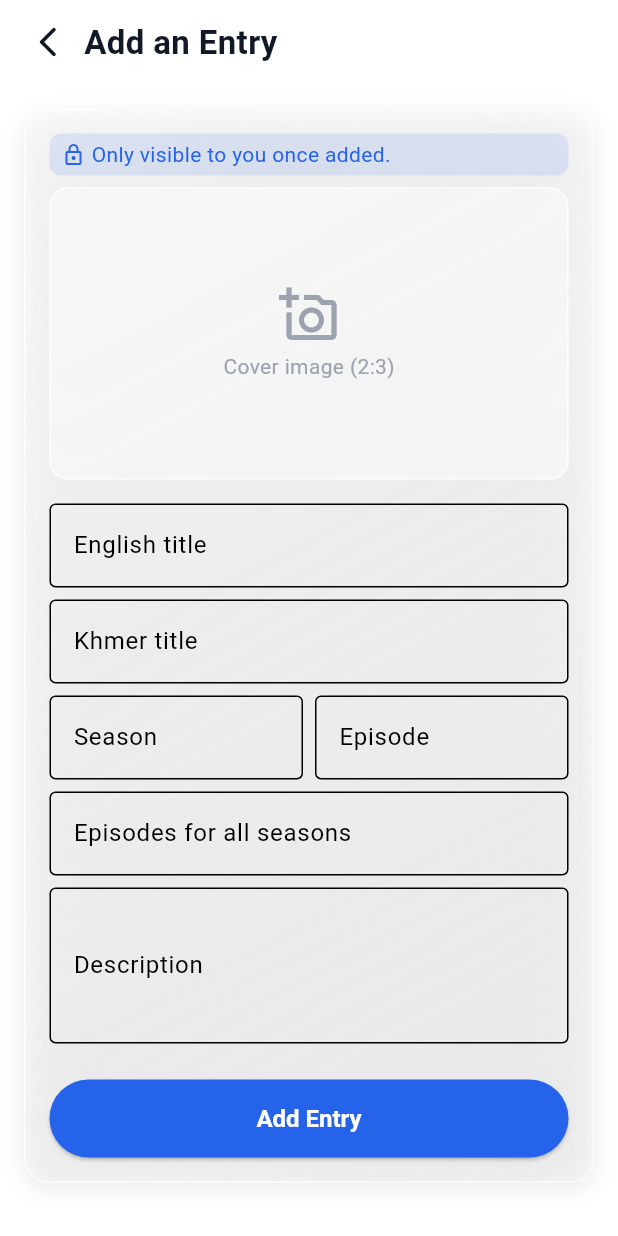
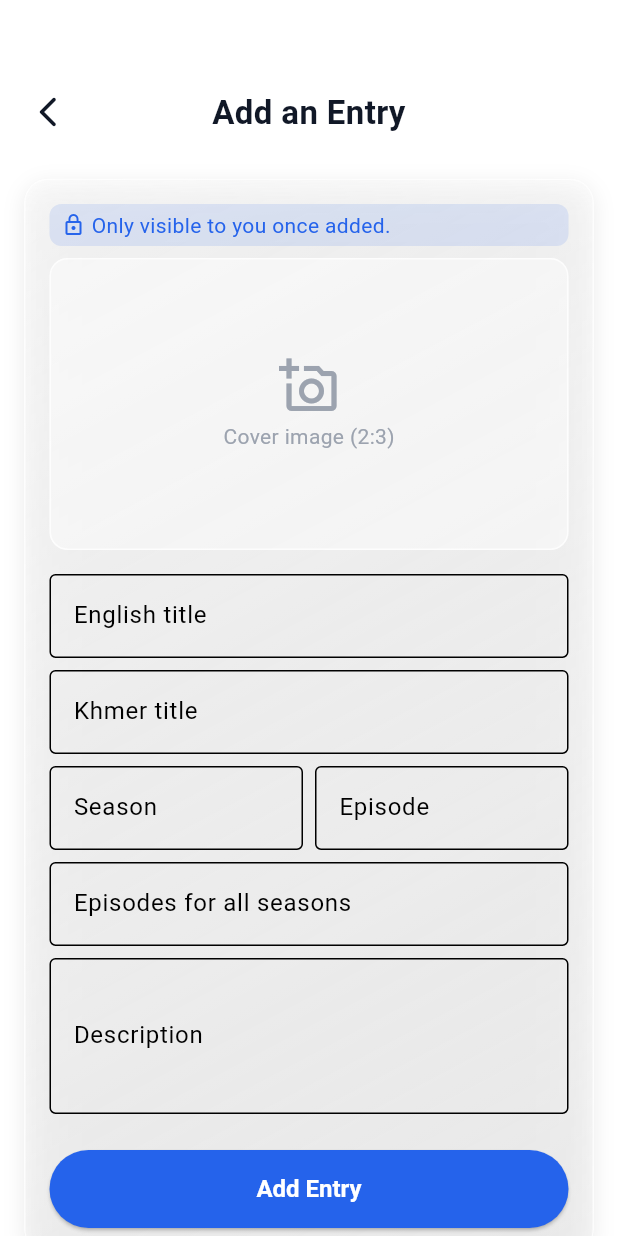
Before and after one commit to Chiboung/donghua_app, a Flutter app: the AddScreen screen opened by its route, on a phone screen of 412 x 824 dp. Run offline on Flutter 3.47's test engine with Material 3 defaults, Android fonts, the phone set to English and light mode, and no system bars; our stand-ins replace cloud_firestore, device_preview, firebase_auth, firebase_core, flutter_easyloading, google_sign_in and 1 more; missing offline and left inert: hydro_glass_nav_bar; accounts and stored records are empty; statements that could not run were skipped.

Commit message:
update project changes

```diff
--- a/lib/config/widgets/glass_app_bar.dart
+++ b/lib/config/widgets/glass_app_bar.dart
@@ -1,4 +1,5 @@
 import 'dart:ui';
+import 'package:flutter/foundation.dart';
 import 'package:flutter/material.dart';
 import 'package:flutter/services.dart';
 import '../theme/app_colors.dart';
@@ -10,6 +11,7 @@ class GlassAppBar extends StatelessWidget implements PreferredSizeWidget {
   final List<Widget>? actions;
   final Widget? leading;
   final bool automaticallyImplyLeading;
+  final bool centerTitle;
 
   const GlassAppBar({
     super.key,
@@ -17,14 +19,16 @@ class GlassAppBar extends StatelessWidget implements PreferredSizeWidget {
     this.actions,
     this.leading,
     this.automaticallyImplyLeading = true,
+    this.centerTitle = true,
   });
 
   @override
   Widget build(BuildContext context) {
-    final topPadding = MediaQuery.of(context).padding.top;
+    // យក Top Padding ពិតប្រាកដ (ទោះបីជាលើ Web/DevicePreview ក៏ទទួលបាន Safe Area Correct)
+    final mediaQueryTop = MediaQuery.of(context).padding.top;
+    final topPadding = mediaQueryTop > 0 ? mediaQueryTop : (kIsWeb ? 0.0 : 47.0);
     final canPop = Navigator.of(context).canPop();
 
-    // បង្កើត Back Button ដោយស្វ័យប្រវត្តិ ប្រសិនបើអាច Pop ត្រឡប់ក្រោយបាន
     Widget? effectiveLeading = leading;
     if (effectiveLeading == null && automaticallyImplyLeading && canPop) {
       effectiveLeading = IconButton(
@@ -62,19 +66,42 @@ class GlassAppBar extends StatelessWidget implements PreferredSizeWidget {
                 ),
               ),
             ),
-            child: Row(
+            child: Stack(
+              alignment: Alignment.center,
               children: [
-                if (effectiveLeading != null) effectiveLeading,
-                Expanded(
-                  child: Text(
-                    title,
-                    style: AppTextStyles.h2.copyWith(
-                      color: AppColors.textPrimary(context),
+                // Title Center
+                Positioned.fill(
+                  child: Center(
+                    child: Padding(
+                      padding: const EdgeInsets.symmetric(horizontal: 48.0),
+                      child: Text(
+                        title,
+                        textAlign: centerTitle ? TextAlign.center : TextAlign.start,
+                        style: AppTextStyles.h2.copyWith(
+                          color: AppColors.textPrimary(context),
+                        ),
+                        overflow: TextOverflow.ellipsis,
+                      ),
                     ),
-                    overflow: TextOverflow.ellipsis,
                   ),
                 ),
-                if (actions != null) ...actions!,
+
+                // Back Button
+                if (effectiveLeading != null)
+                  Positioned(
+                    left: 0,
+                    child: effectiveLeading,
+                  ),
+
+                // Action Buttons
+                if (actions != null)
+                  Positioned(
+                    right: 0,
+                    child: Row(
+                      mainAxisSize: MainAxisSize.min,
+                      children: actions!,
+                    ),
+                  ),
               ],
             ),
           ),
--- a/lib/features/add/screens/add_screen.dart
+++ b/lib/features/add/screens/add_screen.dart
@@ -143,7 +143,9 @@ class _AddScreenState extends State<AddScreen> {
 
   @override
   Widget build(BuildContext context) {
-    return Scaffold(
+    return GestureDetector(
+      onTap: () => FocusScope.of(context).unfocus(), // លាក់ Keyboard ពេល Tap លើដងខ្លួន Screen
+      child: Scaffold(
         backgroundColor: Colors.transparent,
         body: Column(
           children: [
@@ -309,6 +311,7 @@ class _AddScreenState extends State<AddScreen> {
             ),
           ],
         ),
+      ),
     );
   }
 }
--- a/lib/features/button_nav_bar/screens/button_nav_bar_screen.dart
+++ b/lib/features/button_nav_bar/screens/button_nav_bar_screen.dart
@@ -37,12 +37,11 @@ class _ButtonNavBarScreenState extends State<ButtonNavBarScreen>
     super.dispose();
   }
 
-  // void _onAddTapped() {
-  //   _tabController.animateTo(4);
-  // }
-
   @override
   Widget build(BuildContext context) {
+    // ពិនិត្យមើលថា Keyboard កំពុងបើក ឬអត់
+    final isKeyboardOpen = MediaQuery.of(context).viewInsets.bottom > 0;
+
     return Scaffold(
       body: Stack(
         children: [
@@ -51,6 +50,9 @@ class _ButtonNavBarScreenState extends State<ButtonNavBarScreen>
             physics: const NeverScrollableScrollPhysics(), // Disable swipe gestures if desired
             children: _mainTabs,
           ),
+
+          // បង្ហាញ HydroGlassNavBar តែពេល Keyboard មិនទាន់បើក (isKeyboardOpen == false)
+          if (!isKeyboardOpen)
             Positioned(
               left: 0,
               right: 0,
@@ -83,19 +85,7 @@ class _ButtonNavBarScreenState extends State<ButtonNavBarScreen>
                     icon: Icons.person_outline,
                     selectedIcon: Icons.person,
                   ),
-
                 ],
-              // fabConfig: HydroGlassNavBarFABConfig(
-              //   icon: Icons.add,
-              //   size: 56,
-              //   actions: [
-              //     HydroGlassNavBarAction(
-              //       icon: Icons.add_circle,
-              //       label: 'Add Item',
-              //       onTap: _onAddTapped,
-              //     ),
-              //   ],
-              // ),
               ),
             ),
         ],
--- a/lib/features/home/screens/product_detail_screen.dart
+++ b/lib/features/home/screens/product_detail_screen.dart
@@ -247,11 +247,16 @@ class _ProductDetailScreenState extends State<ProductDetailScreen> {
         children: [
           // Glass Header លូនចូល Status Bar ដោយស្វ័យប្រវត្ត
           GlassAppBar(
+            leading: IconButton(
+              icon: const Icon(Icons.arrow_back_ios_new_rounded),
+              color: AppColors.textPrimary(context),
+              onPressed: () => Navigator.of(context).pop(),
+            ),
             title: _editingImage
                 ? 'Edit Cover'
                 : _editingData
                     ? 'Edit Details'
-                    : _product.titleEn,
+                    : _product.titleKh,
             actions: [
               if (_isOwner && !_showEditButtons && !_editingImage && !_editingData)
                 IconButton(
```
Also changed, not shown: 2 other files. Lines whose indentation alone changed are shown as unchanged.
